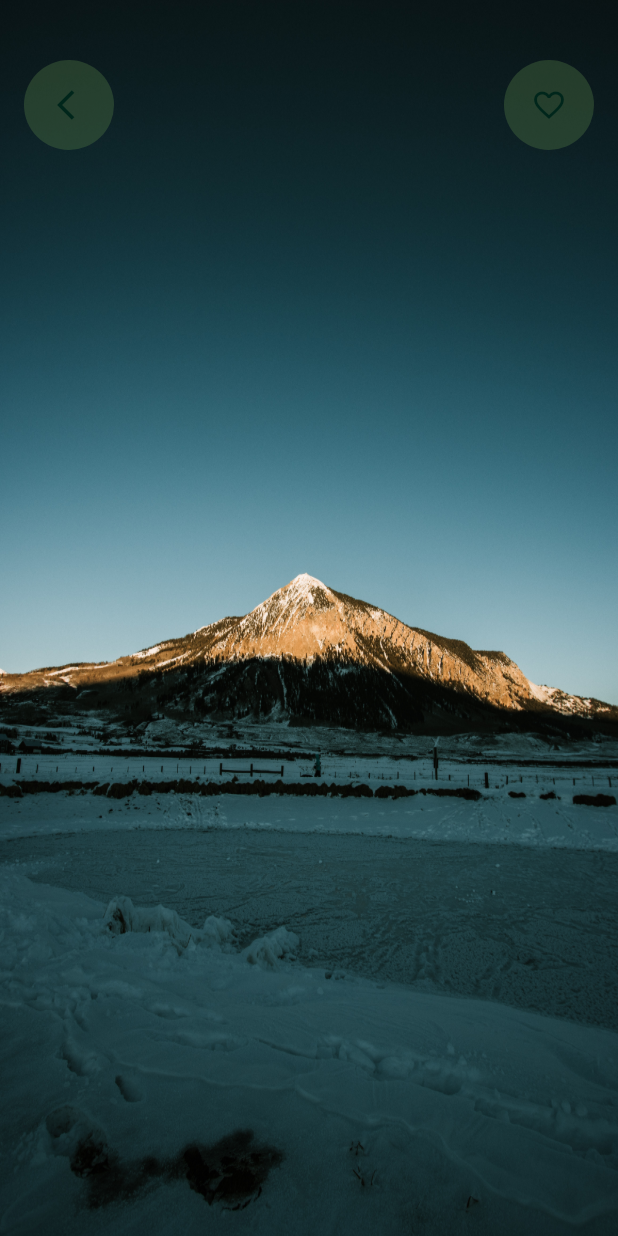
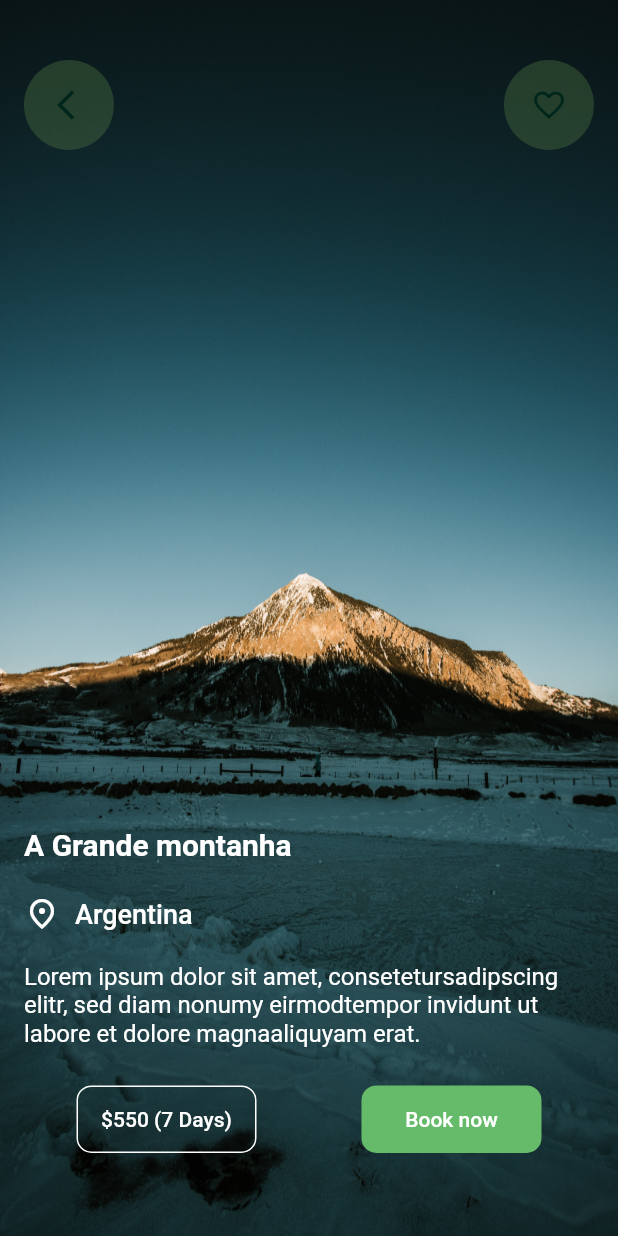
Before and after one commit to yllo-luis/Flutter-Challenge, a Flutter app: the screen it shows after launch, after a tap on "4.9", on a phone screen of 412 x 824 dp. Run offline on Flutter 3.47's test engine with Material 2 defaults, Android fonts, the phone set to English and light mode, and no system bars; our stand-ins replace flutter_svg, font_awesome_flutter, google_fonts; project files that could hold a hidden picture were left out.

Commit message:
Feature: Desafio 5 pronto

```diff
--- a/flutter_challenge_destination/lib/screens/detailsPage/details_page.dart
+++ b/flutter_challenge_destination/lib/screens/detailsPage/details_page.dart
@@ -13,10 +13,12 @@ class DetailsPage extends StatefulWidget {
 }
 
 class _DetailsPageState extends State<DetailsPage> {
+  bool isFavorite = false;
+
   @override
   Widget build(BuildContext context) {
-    return Material(
-        child: Container(
+    return Scaffold(
+        body: Container(
       decoration: BoxDecoration(
           image: DecorationImage(
               image: AssetImage(widget.assetPath), fit: BoxFit.fill)),
@@ -58,16 +60,120 @@ class _DetailsPageState extends State<DetailsPage> {
                           color: Color.fromRGBO(76, 114, 66, 0.4),
                           borderRadius: BorderRadius.circular(30)),
                       child: Center(
-                          child: Icon(
-                        Icons.favorite_border,
-                        color: Color.fromRGBO(0, 38, 27, 1.0),
-                      )),
+                          child: IconButton(
+                              icon: Icon(
+                                isFavorite == false
+                                    ? Icons.favorite_border
+                                    : Icons.favorite,
+                                color: isFavorite == false
+                                    ? Color.fromRGBO(0, 38, 27, 1.0)
+                                    : Colors.white60,
+                              ),
+                              onPressed: () {
+                                setState(() {
+                                  isFavorite = !isFavorite;
+                                });
+
+                                ScaffoldMessenger.of(context).showSnackBar(
+                                    SnackBar(content: Text("Favoritado :3")));
+                              })),
                     ),
                   ),
                 ],
               ),
             ),
           ),
+          Align(
+            alignment: Alignment.bottomCenter,
+            child: Container(
+              padding: EdgeInsets.all(16),
+              height: MediaQuery.of(context).size.height * 0.35,
+              width: MediaQuery.of(context).size.width,
+              child: Column(
+                crossAxisAlignment: CrossAxisAlignment.start,
+                children: [
+                  Text(
+                    widget.placeName + "\n",
+                    style: TextStyle(
+                        color: Colors.white,
+                        fontWeight: FontWeight.bold,
+                        fontSize: 20),
+                  ),
+                  Row(
+                    children: [
+                      Icon(
+                        Icons.place_outlined,
+                        color: Colors.white,
+                      ),
+                      SizedBox(
+                        width: 10,
+                      ),
+                      Text(
+                        "Argentina",
+                        style: TextStyle(
+                            color: Colors.white,
+                            fontWeight: FontWeight.w500,
+                            fontSize: 18),
+                      )
+                    ],
+                  ),
+                  Padding(
+                    padding: EdgeInsets.only(top: 20),
+                    child: Text(
+                      "Lorem ipsum dolor sit amet, consetetur"
+                      "sadipscing elitr, sed diam nonumy eirmod"
+                      "tempor invidunt ut labore et dolore magna"
+                      "aliquyam erat.",
+                      style: TextStyle(
+                        color: Colors.white,
+                        fontSize: 16,
+                      ),
+                    ),
+                  ),
+                  Padding(
+                    padding: EdgeInsets.only(top: 25),
+                    child: Row(
+                      mainAxisAlignment: MainAxisAlignment.spaceAround,
+                      children: [
+                        Container(
+                          width: 120,
+                          height: 45,
+                          decoration: BoxDecoration(
+                              border: Border.all(color: Colors.white, width: 1),
+                              borderRadius: BorderRadius.circular(10)),
+                          child: TextButton(
+                            child: Text(
+                              "\$550 (7 Days)",
+                              style: TextStyle(color: Colors.white),
+                            ),
+                            onPressed: () => ScaffoldMessenger.of(context)
+                                .showSnackBar(
+                                    SnackBar(content: Text("Comprei :3"))),
+                          ),
+                        ),
+                        Container(
+                          width: 120,
+                          height: 45,
+                          decoration: BoxDecoration(
+                              color: Colors.green[400],
+                              borderRadius: BorderRadius.circular(10)),
+                          child: TextButton(
+                            child: Text(
+                              "Book now",
+                              style: TextStyle(color: Colors.white),
+                            ),
+                            onPressed: () => ScaffoldMessenger.of(context)
+                                .showSnackBar(
+                                    SnackBar(content: Text("Reservei :3"))),
+                          ),
+                        )
+                      ],
+                    ),
+                  )
+                ],
+              ),
+            ),
+          )
         ],
       ),
     ));
--- a/flutter_challenge_destination/lib/screens/homePage/home_page.dart
+++ b/flutter_challenge_destination/lib/screens/homePage/home_page.dart
@@ -177,20 +177,42 @@ class _HomePageState extends State<HomePage> with TickerProviderStateMixin {
                       Padding(
                         padding: const EdgeInsets.symmetric(
                             horizontal: 8.0, vertical: 4.0),
+                        child: GestureDetector(
+                          onTap: () => Navigator.push(
+                              context,
+                              MaterialPageRoute(
+                                builder: (context) => DetailsPage(
+                                  assetPath:
+                                      "assets/Destinations/daniela-izotenko-hOhlYhAiizc-unsplash.jpg",
+                                  placeName: "A Grande Montanha",
+                                ),
+                              )),
                           child: HomePageCard(
                               assetPath:
                                   "assets/Destinations/daniela-izotenko-hOhlYhAiizc-unsplash.jpg",
                               locationName: "A Grande montanha",
                               placeName: "Argentina"),
                         ),
+                      ),
                       Padding(
                         padding: const EdgeInsets.symmetric(
                             horizontal: 8.0, vertical: 4.0),
+                        child: GestureDetector(
+                          onTap: () => Navigator.push(
+                              context,
+                              MaterialPageRoute(
+                                builder: (context) => DetailsPage(
+                                  assetPath:
+                                      "assets/Destinations/charly-pn-57-x9zCyXJo-unsplash.jpg",
+                                  placeName: "A Grande montanha",
+                                ),
+                              )),
                           child: HomePageCard(
                               assetPath:
                                   "assets/Destinations/charly-pn-57-x9zCyXJo-unsplash.jpg",
                               locationName: "A Grande montanha",
                               placeName: "Argentina"),
+                        ),
                       ),
                     ],
                   ),
```
Lines whose indentation alone changed are shown as unchanged.
